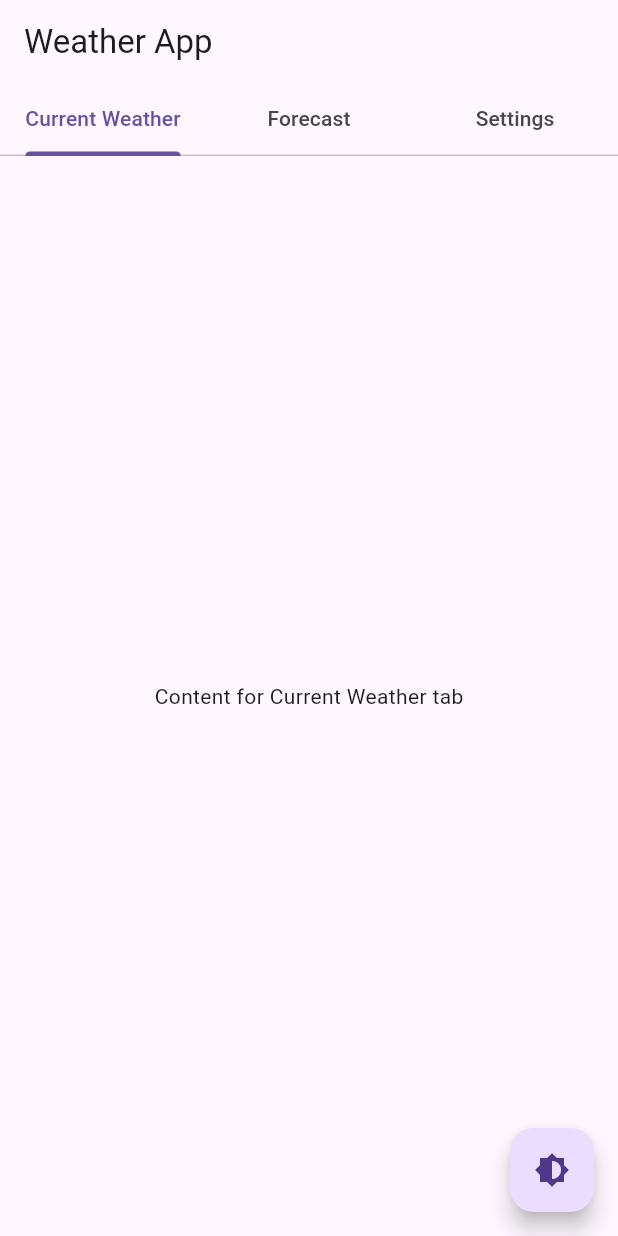
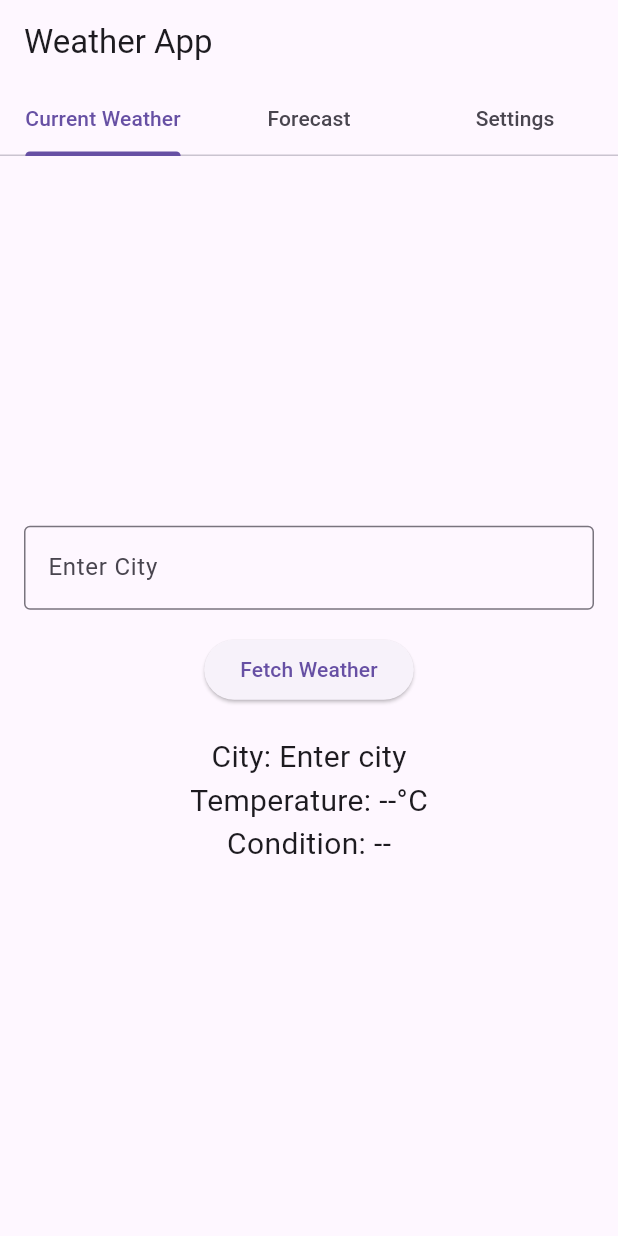
Before and after one commit to MAD743/Weather-App, a Flutter app: the screen it shows after launch, on a phone screen of 412 x 824 dp. Run offline on Flutter 3.47's test engine with Material 3 defaults, Android fonts, the phone set to English and light mode, and no system bars.

Commit message:
Basic UI with input field and button

```diff
--- a/lib/main.dart
+++ b/lib/main.dart
@@ -45,6 +45,10 @@ class _TabsDemoState extends State<TabsDemo>
     with SingleTickerProviderStateMixin, RestorationMixin {
   late TabController _tabController;
   final RestorableInt tabIndex = RestorableInt(0);
+  final TextEditingController _cityController = TextEditingController();
+  String city = "Enter city";
+  String temperature = "--";
+  String description = "--";
 
   @override
   String get restorationId => 'tabs_demo';
@@ -74,6 +78,7 @@ class _TabsDemoState extends State<TabsDemo>
   void dispose() {
     _tabController.dispose();
     tabIndex.dispose();
+    _cityController.dispose();
     super.dispose();
   }
 
@@ -92,13 +97,44 @@ class _TabsDemoState extends State<TabsDemo>
       body: TabBarView(
         controller: _tabController,
         children: [
-          for (final tab in tabs)
-            Center(
-              child: Text('Content for $tab tab'),
+          // Current Weather Tab
+          Padding(
+            padding: const EdgeInsets.all(16.0),
+            child: Column(
+              mainAxisAlignment: MainAxisAlignment.center,
+              children: [
+                TextField(
+                  controller: _cityController,
+                  decoration: InputDecoration(
+                    border: OutlineInputBorder(),
+                    labelText: "Enter City",
                   ),
+                ),
+                const SizedBox(height: 16),
+                ElevatedButton(
+                  onPressed: () {
+                    setState(() {
+                      city = _cityController.text;
+                      temperature = "--";
+                      description = "Fetching...";
+                    });
+                  },
+                  child: const Text("Fetch Weather"),
+                ),
+                const SizedBox(height: 20),
+                Text("City: $city", style: const TextStyle(fontSize: 20)),
+                Text("Temperature: $temperature°C",
+                    style: const TextStyle(fontSize: 20)),
+                Text("Condition: $description",
+                    style: const TextStyle(fontSize: 20)),
               ],
             ),
-      floatingActionButton: FloatingActionButton(
+          ),
+          // Forecast Tab Placeholder
+          const Center(child: Text('Forecast Tab Content')),
+          // Settings Tab Placeholder
+          Center(
+            child: FloatingActionButton(
               onPressed: () => widget.changeTheme(
                 Theme.of(context).brightness == Brightness.dark
                     ? ThemeMode.light
@@ -106,6 +142,9 @@ class _TabsDemoState extends State<TabsDemo>
               ),
               child: const Icon(Icons.brightness_6),
             ),
+          ),
+        ],
+      ),
     );
   }
 }
```
Lines whose indentation alone changed are shown as unchanged.
